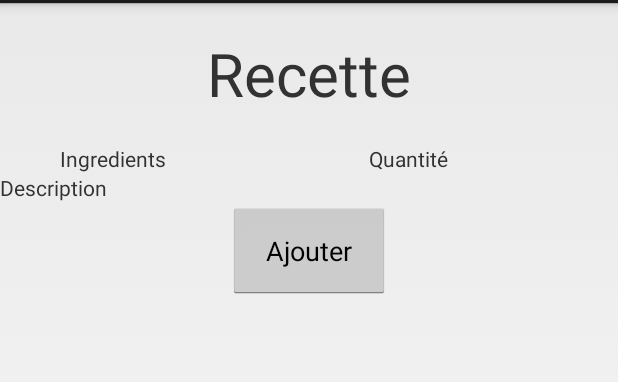
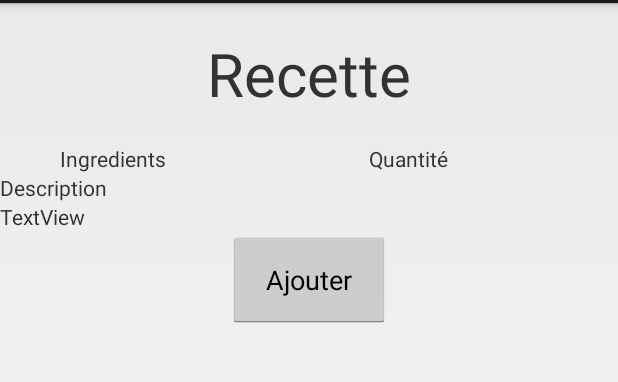
Before and after one commit to ArseneMayam/MamieClafoutisAndroid, an Android app: the RecetteActivity screen opened directly, with no data from a screen before it, on a phone screen of 412 x 824 dp, the part 69-451 px from its top. Run offline under Robolectric (Android 15) with nearby library versions, the phone set to English and light mode, and no system bars.

Commit message:
recette xml listview et adapter

```diff
--- a/app/src/main/java/adapters/IngredientAdapter.java
+++ b/app/src/main/java/adapters/IngredientAdapter.java
@@ -42,6 +42,7 @@ public class IngredientAdapter extends ArrayAdapter<Ingredient> {
 
         TextView ingredienttv = convertView.findViewById(R.id.ingredienttv);
         TextView quantitetv = convertView.findViewById(R.id.quantitetv);
+        TextView descriptiontv = convertView.findViewById(R.id.descriptiontv);
 
 
 
--- a/app/src/main/java/com/example/arsene/mamieclafoutisandroid/RecetteActivity.java
+++ b/app/src/main/java/com/example/arsene/mamieclafoutisandroid/RecetteActivity.java
@@ -14,15 +14,23 @@ import org.json.JSONObject;
 
 import android.app.Activity;
 import android.os.Bundle;
+import android.view.View;
+import android.widget.Button;
+import android.widget.TextView;
 
 import adapters.IngredientAdapter;
 import entities.Produit;
 
 public class RecetteActivity extends Activity {
 
+    Button btnmodifier;
+
+
     ArrayList<Produit> ingredientarray = new ArrayList<Produit>();
 
     IngredientAdapter rows;
+
+
 
     static ArrayList<String> result;
 
@@ -30,5 +38,17 @@ public class RecetteActivity extends Activity {
     protected void onCreate(Bundle savedInstanceState) {
         super.onCreate(savedInstanceState);
         setContentView(R.layout.activity_recette);
+
+        btnmodifier = (Button) findViewById(R.id.recettem);
+
+
+
+        btnmodifier.setOnClickListener(new View.OnClickListener() {
+            @Override
+            public void onClick(View view) {
+
+            }
+        });
+
     }
 }
--- a/app/src/main/res/layout/activity_recette.xml
+++ b/app/src/main/res/layout/activity_recette.xml
@@ -67,11 +67,15 @@
         android:layout_width="wrap_content"
         android:layout_height="wrap_content"
         android:orientation="vertical">
-
+        <TextView
+            android:id="@+id/descriptiontv"
+            android:layout_width="match_parent"
+            android:layout_height="wrap_content"
+            android:text="TextView" />
     </LinearLayout>
 
     <Button
-        android:id="@+id/button"
+        android:id="@+id/recettem"
         android:layout_width="wrap_content"
         android:layout_height="wrap_content"
         android:layout_gravity="center"
```
Also changed, not shown: app/src/main/java/managers/Manager_Produit.java (+47 -0 lines), app/src/main/java/utils/Mydb.java (added, +59 -0 lines).
